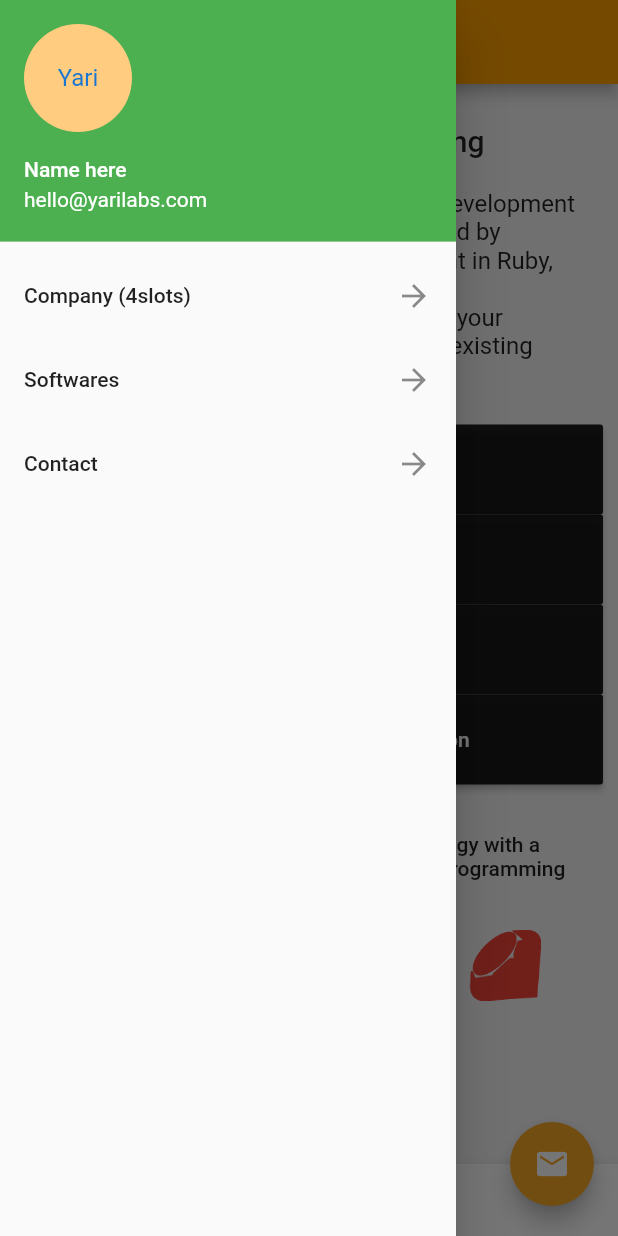
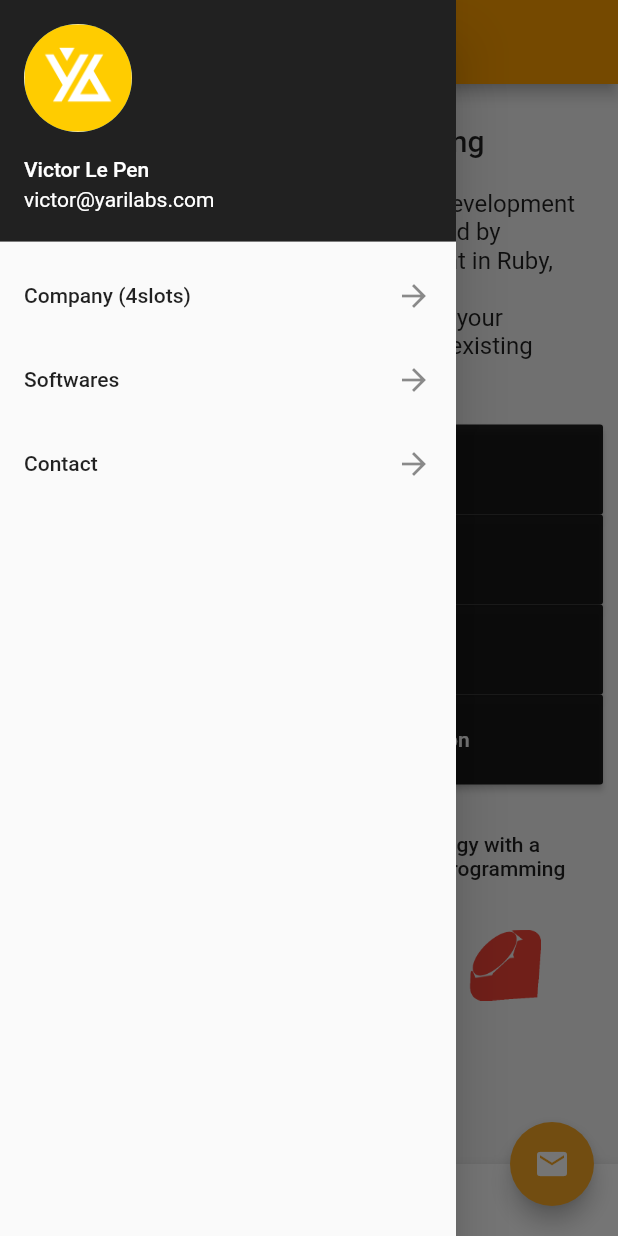
Before and after one commit to aerolp/flutter_yari_app, a Flutter app: the screen it shows after launch, with the side drawer open, on a phone screen of 412 x 824 dp. Run offline on Flutter 3.47's test engine with Material 2 defaults, Android fonts, the light colour scheme and no system bars.

Commit message:
add contact page

```diff
--- a/lib/app.dart
+++ b/lib/app.dart
@@ -1,5 +1,6 @@
 import 'package:flutter/material.dart';
 import 'appbar.dart';
+import 'contact.dart';
 
 class UnitConverterApp extends StatelessWidget{
   @override
@@ -37,7 +38,33 @@ class _YariAppState extends State<YariApp>{
 
     return Scaffold(
       appBar: TopBar().topbar,
-      drawer: TopBar().drawerer,
+      // drawer: TopBar().drawerer,
+      drawer: new Drawer(
+        child: new ListView(
+          children: <Widget>[
+            new UserAccountsDrawerHeader(
+              accountName: new Text('Victor Le Pen'),
+              accountEmail: new Text('victor@yarilabs.com'),
+              currentAccountPicture: new CircleAvatar(
+                backgroundImage: new AssetImage('images/logo_y_w.png'),
+              ),
+              decoration: new BoxDecoration(color: Colors.black87),
+            ),
+            new ListTile(title: new Text('Company (4slots)'),
+                        trailing: new Icon(Icons.arrow_forward),
+                        ),
+            new ListTile(title: new Text('Softwares'),
+                        trailing: new Icon(Icons.arrow_forward),
+                        ),
+            new ListTile(title: new Text('Contact'),
+                        trailing: new Icon(Icons.arrow_forward),
+                        onTap: () => Navigator.of(context).push(
+                          new MaterialPageRoute(builder: (BuildContext context)
+                          =>new Contact())),
+                        ),
+          ],
+        ),
+      ),
       body: new Container(
         color: Colors.grey[100],
         child: new Stack(
--- a/lib/appbar.dart
+++ b/lib/appbar.dart
@@ -1,6 +1,7 @@
 import 'package:flutter/material.dart';
 
 class TopBar{
+
   final topbar = AppBar(
     backgroundColor: Color(0xFFFFA000),
     title: new Text('Yarilabs')
@@ -9,12 +10,12 @@ class TopBar{
     child: new ListView(
       children: <Widget>[
         new UserAccountsDrawerHeader(
-          accountName: new Text('Name here'),
-          accountEmail: new Text('hello@yarilabs.com'),
+          accountName: new Text('Victor Le Pen'),
+          accountEmail: new Text('victor@yarilabs.com'),
           currentAccountPicture: new CircleAvatar(
-            backgroundColor: Colors.orange[200],
-            child: new Text('Yari'),),
-          decoration: new BoxDecoration(color: Colors.green),
+            backgroundImage: new AssetImage('images/logo_y_w.png'),
+            ),
+          decoration: new BoxDecoration(color: Colors.black87),
         ),
         new ListTile(title: new Text('Company (4slots)'),
                     trailing: new Icon(Icons.arrow_forward),
@@ -24,6 +25,7 @@ class TopBar{
                     ),
         new ListTile(title: new Text('Contact'),
                     trailing: new Icon(Icons.arrow_forward),
+                    onTap: (){},
                     ),
       ],
     ),
--- /dev/null
+++ b/lib/contact.dart
@@ -0,0 +1,11 @@
+import 'package:flutter/material.dart';
+import 'appbar.dart';
+
+class Contact extends StatelessWidget{
+  Widget build(BuildContext context){
+    return new Scaffold(
+      appBar: TopBar().topbar,
+      body: new Text('Your Finally here')
+    );
+  }
+}
```
Also changed, not shown: pubspec.yaml (+5 -4 lines), images/logo.png (added), images/logo.svg (deleted), images/logo_for_white.png (added), images/logo_for_white.svg (deleted), images/logo_for_white_3.png (added), images/logo_for_white_3.svg (deleted), images/logo_y.png (added), images/logo_y.svg (deleted), images/logo_y_w.png (added).
